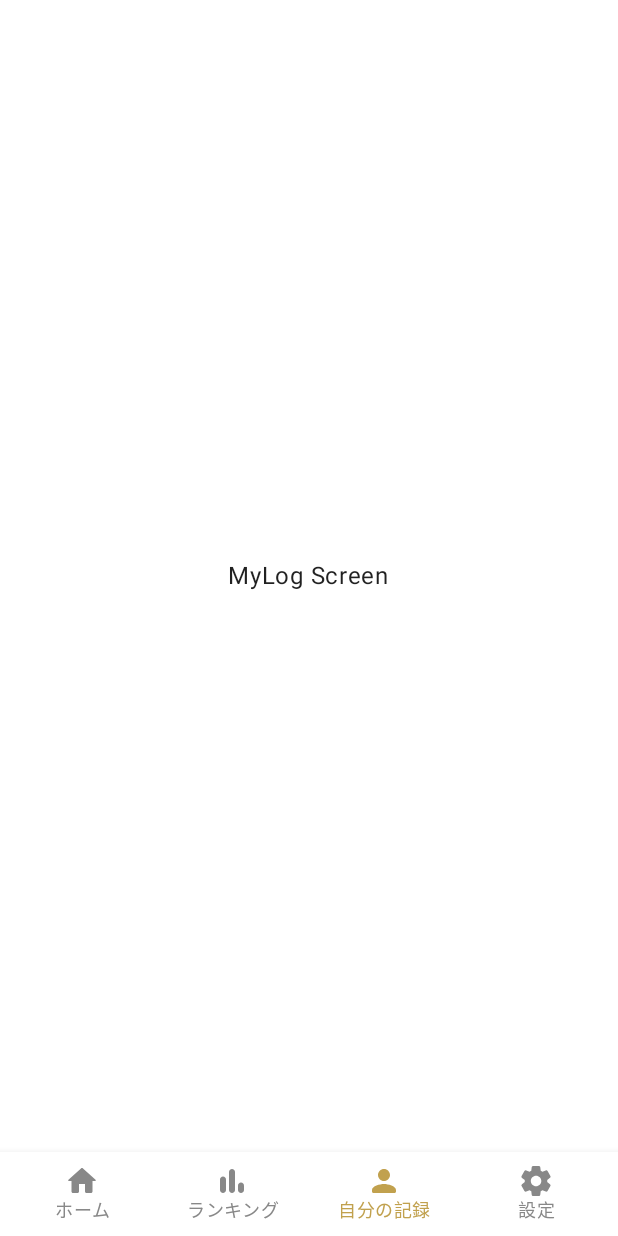
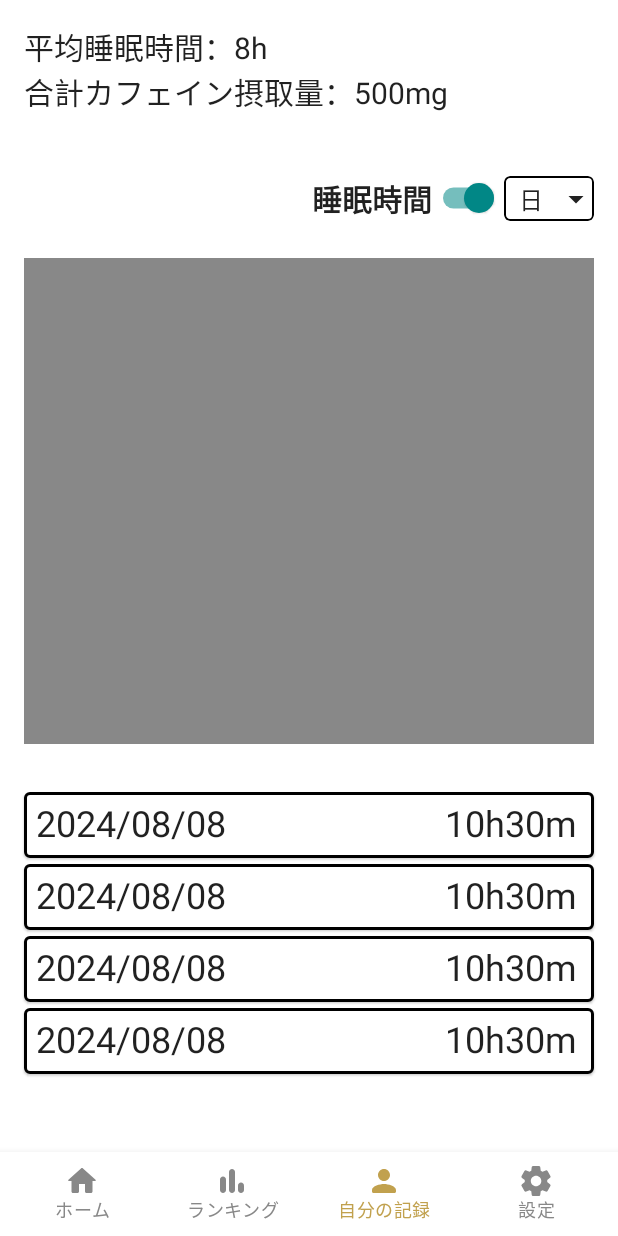
Before and after one commit to GEEKCAMP-Vol12/GEEKCAMP_Vol.12, an Android app built with Jetpack Compose: the MyLogScreen screen opened through its navigation route, on a phone screen of 412 x 824 dp. Run offline under Robolectric (Android 15) with nearby library versions, the phone set to English and light mode, and no system bars; our stand-ins replace Compose Multiplatform resources; 1 statement that could not run was skipped.

Commit message:
自分の記録画面のUIを作成しました

```diff
--- a/client/composeApp/src/commonMain/kotlin/screen/MyLogScreen.kt
+++ b/client/composeApp/src/commonMain/kotlin/screen/MyLogScreen.kt
@@ -1,13 +1,41 @@
 package screen
 
+import androidx.compose.foundation.BorderStroke
+import androidx.compose.foundation.background
+import androidx.compose.foundation.border
+import androidx.compose.foundation.clickable
 import androidx.compose.foundation.layout.Box
-import androidx.compose.foundation.layout.fillMaxSize
+import androidx.compose.foundation.layout.Column
+import androidx.compose.foundation.layout.Row
+import androidx.compose.foundation.layout.fillMaxWidth
 import androidx.compose.foundation.layout.padding
+import androidx.compose.foundation.layout.size
+import androidx.compose.foundation.lazy.LazyColumn
+import androidx.compose.foundation.lazy.items
+import androidx.compose.foundation.shape.RoundedCornerShape
+import androidx.compose.material.Card
+import androidx.compose.material.DropdownMenu
+import androidx.compose.material.DropdownMenuItem
+import androidx.compose.material.Icon
 import androidx.compose.material.Scaffold
+import androidx.compose.material.Switch
 import androidx.compose.material.Text
+import androidx.compose.material.icons.Icons
+import androidx.compose.material.icons.filled.ArrowDropDown
 import androidx.compose.runtime.Composable
+import androidx.compose.runtime.getValue
+import androidx.compose.runtime.mutableStateOf
+import androidx.compose.runtime.remember
+import androidx.compose.runtime.setValue
 import androidx.compose.ui.Alignment
 import androidx.compose.ui.Modifier
+import androidx.compose.ui.draw.clip
+import androidx.compose.ui.graphics.Color
+import androidx.compose.ui.text.TextStyle
+import androidx.compose.ui.text.font.FontWeight
+import androidx.compose.ui.text.style.TextAlign
+import androidx.compose.ui.unit.dp
+import androidx.compose.ui.unit.sp
 import androidx.navigation.NavController
 import androidx.navigation.compose.rememberNavController
 import navigation.BottomNavigationBar
@@ -21,17 +49,122 @@ fun MyLogScreen(
     Scaffold(
         modifier = modifier,
         bottomBar = {
-             BottomNavigationBar(navController = navController)
+            BottomNavigationBar(navController = navController)
         }
+    ){
+        Column (modifier = Modifier.padding(it).padding(16.dp)) {
+            Box(modifier = Modifier.padding(bottom = 32.dp)) {
+                Column {
+                    Text("平均睡眠時間：8h",textAlign = TextAlign.Left,
+                        modifier = Modifier
+                            .fillMaxWidth(),
+                        style = TextStyle(fontSize = 20.sp)
+                    )
+                    Text("合計カフェイン摂取量：500mg",
+                        textAlign = TextAlign.Left,
+                        modifier = Modifier
+                            .fillMaxWidth()
+                            .padding(bottom = 32.dp),
+                        style = TextStyle(fontSize = 20.sp)
+                    )
+                    Row(modifier = Modifier.padding(bottom = 16.dp),
+                        verticalAlignment = Alignment.CenterVertically)
+                    {
+                        var check by remember { mutableStateOf(true) }
+                        if(check) {
+                            Text(
+                                "睡眠時間",
+                                modifier = Modifier.weight(1f),
+                                textAlign = TextAlign.Right,
+                                style = TextStyle(fontSize = 20.sp, fontWeight = FontWeight.Bold)
+                            )
+                        }else {
+                            Text(
+                                "カフェイン摂取量",
+                                modifier = Modifier.weight(1f),
+                                textAlign = TextAlign.Right,
+                                style = TextStyle(fontSize = 20.sp, fontWeight = FontWeight.Bold)
+                            )
+                        }
+
+                        Switch(checked = check,
+                            onCheckedChange = {
+                                check = it
+                            }
+                        )
+                        Dropdown()
+                    }
+
+
+
+                    Box(modifier = Modifier
+                        .padding(bottom = 32.dp)
+                        .fillMaxWidth()
+                        .background(color = Color.Gray)
+                        .padding(bottom = 300.dp)
+                    ) {
+                        Text("")
+                    }
+
+                    LazyColumn {
+                        items(listOf("1","2","3","4","5")){
+                            MyLogItem()
+
+                        }
+                    }
+                }
+            }
+        }
+    }
+}
+@Composable
+fun MyLogItem() {
+    Card(border = BorderStroke(width = 2.dp, color = Color.Black), modifier = Modifier.padding(bottom = 4.dp))
+    {
+        Row(modifier = Modifier.padding(8.dp)){
+            Text("2024/08/08", modifier = Modifier.weight(3f),style = TextStyle(fontSize = 24.sp))
+            Text("10h30m",modifier = Modifier.weight(1f),style = TextStyle(fontSize = 24.sp))
+        }
+    }
+}
+
+@Composable
+fun Dropdown() {
+    val options = listOf("日", "週", "月", "年")
+    val expanded = remember { mutableStateOf(false) }
+    val selectedOptionText = remember { mutableStateOf(options[0]) }
+
+    Box(
+        contentAlignment = Alignment.CenterStart,
+        modifier = Modifier
+            .size(60.dp, 30.dp)
+            .clip(RoundedCornerShape(4.dp))
+            .border(BorderStroke(1.dp, Color.Black), RoundedCornerShape(4.dp))
+            .clickable { expanded.value = !expanded.value },
     ) {
-       Box(
-           modifier = Modifier
-               .padding(it)
-               .fillMaxSize(),
-           contentAlignment = Alignment.Center
-       ) {
-           Text("MyLog Screen")
-       }
+        Text(
+            text = selectedOptionText.value,
+            modifier = Modifier.padding(start = 10.dp)
+        )
+        Icon(
+            Icons.Filled.ArrowDropDown, "contentDescription",
+            Modifier.align(Alignment.CenterEnd)
+        )
+        DropdownMenu(
+            expanded = expanded.value,
+            onDismissRequest = { expanded.value = false }
+        ) {
+            options.forEach { selectionOption ->
+                DropdownMenuItem(
+                    onClick = {
+                        selectedOptionText.value = selectionOption
+                        expanded.value = false
+                    }
+                ) {
+                    Text(text = selectionOption)
+                }
+            }
+        }
     }
 }
 
```
